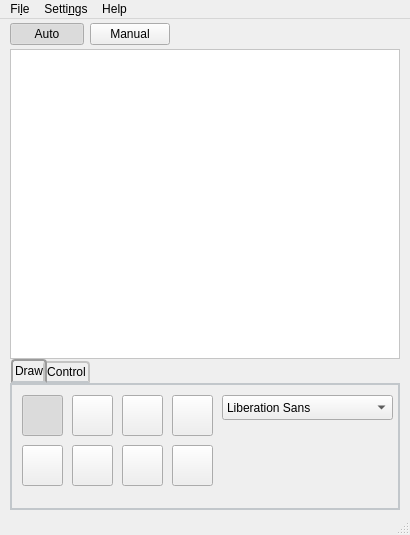
kthenrique/Draw-Vinci, file gui/Draw-Vinci.ui: the form before one commit.
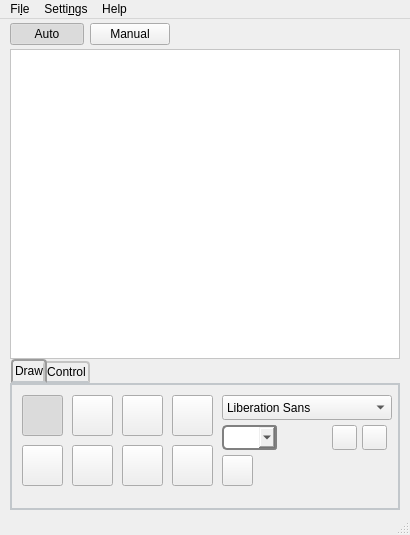
The form after the commit. Icons and pictures are not drawn.

Diff of the .ui file:
```diff
--- a/gui/Draw-Vinci.ui
+++ b/gui/Draw-Vinci.ui
@@ -462,7 +462,7 @@
        <rect>
         <x>210</x>
         <y>10</y>
-        <width>171</width>
+        <width>170</width>
         <height>25</height>
        </rect>
       </property>
@@ -473,6 +473,104 @@
        <bool>true</bool>
       </property>
      </widget>
+     <widget class="QComboBox" name="fontSizeBox">
+      <property name="geometry">
+       <rect>
+        <x>210</x>
+        <y>40</y>
+        <width>55</width>
+        <height>25</height>
+       </rect>
+      </property>
+      <property name="minimumSize">
+       <size>
+        <width>55</width>
+        <height>25</height>
+       </size>
+      </property>
+      <property name="maximumSize">
+       <size>
+        <width>55</width>
+        <height>25</height>
+       </size>
+      </property>
+      <property name="styleSheet">
+       <string notr="true">QComboBox {
+    border: 1.5px solid gray;
+    border-radius: 5px;
+    min-width: 3em;
+     border-top-right-radius: 3px; /* same radius as the QComboBox */
+     border-bottom-right-radius: 3px;
+}
+</string>
+      </property>
+      <property name="inputMethodHints">
+       <set>Qt::ImhFormattedNumbersOnly</set>
+      </property>
+      <property name="editable">
+       <bool>true</bool>
+      </property>
+     </widget>
+     <widget class="QPushButton" name="underlineButton">
+      <property name="geometry">
+       <rect>
+        <x>350</x>
+        <y>40</y>
+        <width>25</width>
+        <height>25</height>
+       </rect>
+      </property>
+      <property name="text">
+       <string/>
+      </property>
+      <property name="icon">
+       <iconset>
+        <normaloff>img/underline.png</normaloff>img/underline.png</iconset>
+      </property>
+      <property name="checkable">
+       <bool>true</bool>
+      </property>
+     </widget>
+     <widget class="QPushButton" name="italicButton">
+      <property name="geometry">
+       <rect>
+        <x>320</x>
+        <y>40</y>
+        <width>25</width>
+        <height>25</height>
+       </rect>
+      </property>
+      <property name="text">
+       <string/>
+      </property>
+      <property name="icon">
+       <iconset>
+        <normaloff>img/italic.png</normaloff>img/italic.png</iconset>
+      </property>
+      <property name="checkable">
+       <bool>true</bool>
+      </property>
+     </widget>
+     <widget class="QPushButton" name="magnifierButton">
+      <property name="geometry">
+       <rect>
+        <x>210</x>
+        <y>70</y>
+        <width>31</width>
+        <height>31</height>
+       </rect>
+      </property>
+      <property name="text">
+       <string/>
+      </property>
+      <property name="icon">
+       <iconset>
+        <normaloff>img/magnifier.png</normaloff>img/magnifier.png</iconset>
+      </property>
+      <property name="checkable">
+       <bool>true</bool>
+      </property>
+     </widget>
     </widget>
     <widget class="QWidget" name="controlTab">
      <attribute name="title">
```
Left out of the diff: 8 changed lines with no effect on the pictures.
